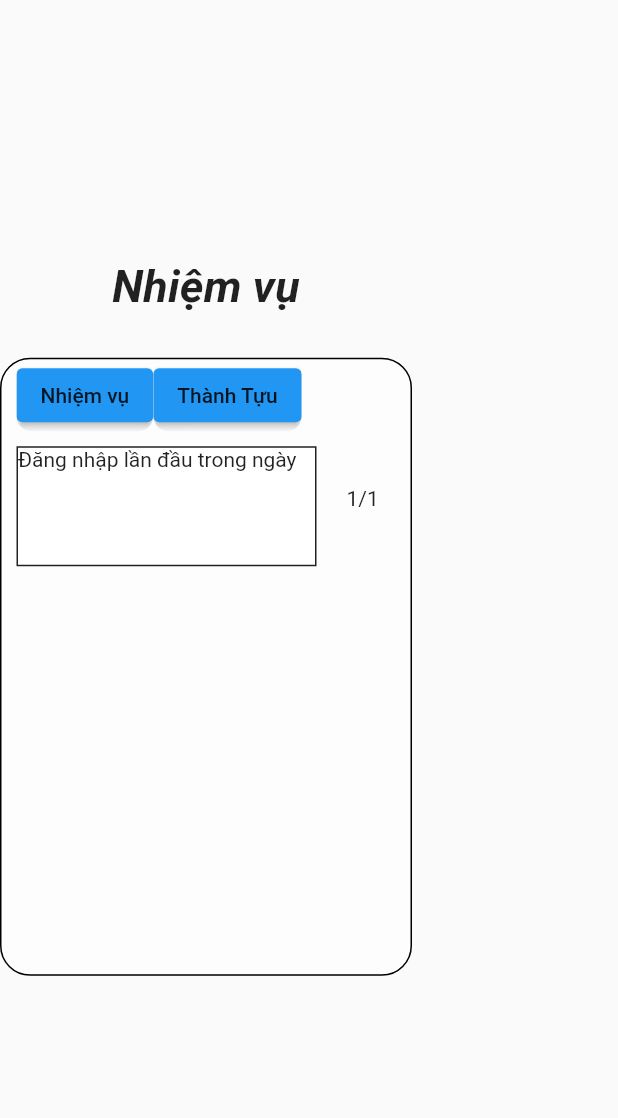
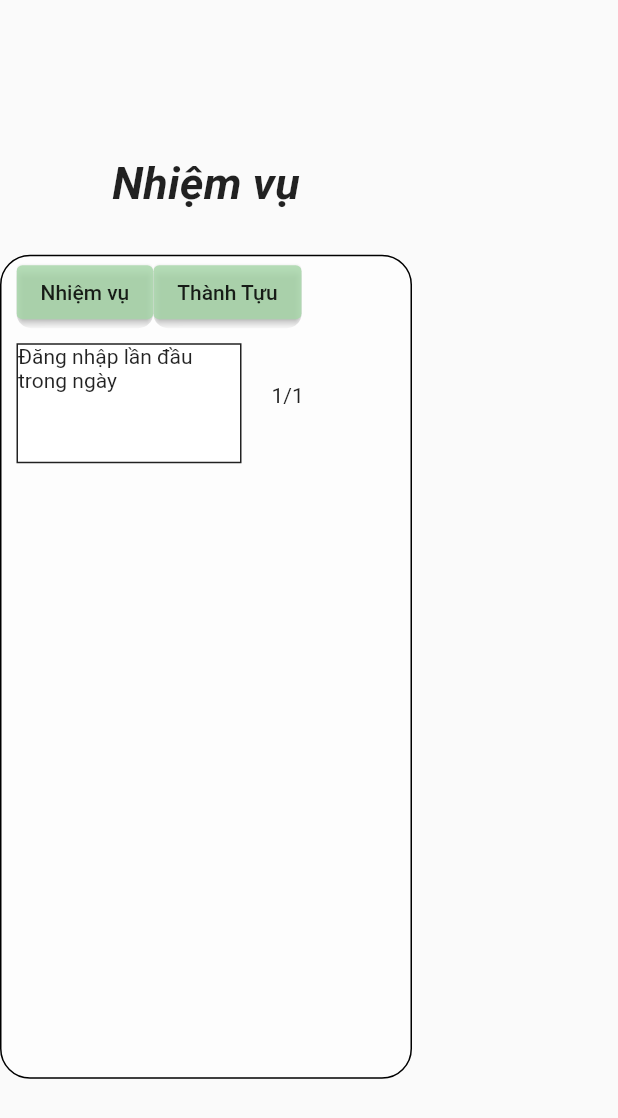
Before and after one commit to khoanguyennn2002/Nhom_ABC, a Flutter app: the Mission widget shown alone on an empty page, opened directly, on a phone screen of 412 x 824 dp. Shown: the top 1118 px of the screen. Run offline on Flutter 3.47's test engine with Material 2 defaults, Android fonts, the phone set to English and light mode, and no system bars; our stand-ins replace sticky_headers; network calls fail.

Commit message:
Update Setiing

```diff
--- a/doanltdd/lib/main.dart
+++ b/doanltdd/lib/main.dart
@@ -1,9 +1,9 @@
 import 'package:doanltdd/screens/Header.dart';
 import 'package:doanltdd/screens/Home.dart';
+import 'package:doanltdd/screens/Mission.dart';
 import 'package:doanltdd/screens/Setting.dart';
 import 'package:doanltdd/screens/SignUpFrame.dart';
 import 'package:flutter/material.dart';
-
 import 'screens/SignInFrame.dart';
 
 void main() {
--- a/doanltdd/lib/screens/Mission.dart
+++ b/doanltdd/lib/screens/Mission.dart
@@ -10,7 +10,9 @@ class Mission extends StatefulWidget {
 class _MissionState extends State<Mission> {
   @override
   Widget build(BuildContext context) {
-    return Container(
+    return //Scaffold(
+        // body:
+        Container(
       child: Column(
         mainAxisSize: MainAxisSize.max,
         mainAxisAlignment: MainAxisAlignment.center,
@@ -27,7 +29,7 @@ class _MissionState extends State<Mission> {
           Container(
               margin: EdgeInsets.fromLTRB(0, 10, 0, 0),
               width: MediaQuery.of(context).size.width / 1.5,
-              height: MediaQuery.of(context).size.height / 2,
+              height: MediaQuery.of(context).size.height / 1.5,
               decoration: BoxDecoration(
                   color: Colors.white60,
                   border: Border.all(width: 1, color: Colors.black),
@@ -43,6 +45,11 @@ class _MissionState extends State<Mission> {
                             child: ClipRRect(
                               borderRadius: BorderRadius.circular(10),
                               child: ElevatedButton(
+                                  style: ButtonStyle(
+                                      backgroundColor:
+                                          MaterialStateProperty.all(Colors
+                                              .green[200]
+                                              ?.withOpacity(0.8))),
                                   onPressed: () {},
                                   child: Text(
                                     "Nhiệm vụ",
@@ -52,6 +59,9 @@ class _MissionState extends State<Mission> {
                         ClipRRect(
                           borderRadius: BorderRadius.circular(10),
                           child: ElevatedButton(
+                              style: ButtonStyle(
+                                  backgroundColor: MaterialStateProperty.all(
+                                      Colors.green[200]?.withOpacity(0.8))),
                               onPressed: () {},
                               child: Text("Thành Tựu",
                                   style: TextStyle(color: Colors.black87))),
@@ -62,7 +72,7 @@ class _MissionState extends State<Mission> {
                       Container(
                         margin: EdgeInsets.fromLTRB(10, 10, 20, 0),
                         height: 80,
-                        width: 200,
+                        width: 150,
                         decoration: BoxDecoration(
                             color: Colors.white,
                             border:
@@ -74,6 +84,7 @@ class _MissionState extends State<Mission> {
                   ])),
         ],
       ),
+      //)
     );
   }
 }
--- a/doanltdd/lib/screens/SignInFrame.dart
+++ b/doanltdd/lib/screens/SignInFrame.dart
@@ -59,6 +59,7 @@ class _SignInFrame extends State<SignInFrame> {
           Padding(
             padding: EdgeInsets.fromLTRB(15, 0, 15, 10),
             child: TextField(
+              obscureText: true,
               decoration: InputDecoration(
                   enabledBorder: OutlineInputBorder(
                       borderSide: BorderSide(width: 1, color: Colors.black),
@@ -78,7 +79,7 @@ class _SignInFrame extends State<SignInFrame> {
                         borderRadius: BorderRadius.circular(20.0),
                       )),
                       backgroundColor:
-                          MaterialStateProperty.all(Colors.black54)),
+                          MaterialStateProperty.all(Colors.black87)),
                   onPressed: () {
                     setState(() {
                       Navigator.push(context,
--- a/doanltdd/lib/screens/SignUpFrame.dart
+++ b/doanltdd/lib/screens/SignUpFrame.dart
@@ -169,8 +169,9 @@ class _SignUpFrame extends State<SignUpFrame> {
                                 child: ElevatedButton(
                                   style: ButtonStyle(
                                       backgroundColor:
-                                          MaterialStatePropertyAll<Color>(
-                                              Colors.black.withOpacity(0.5)),
+                                          MaterialStateProperty.all(Colors
+                                              .green[200]
+                                              ?.withOpacity(0.8)),
                                       shape: MaterialStatePropertyAll(
                                           RoundedRectangleBorder(
                                               borderRadius:
```
